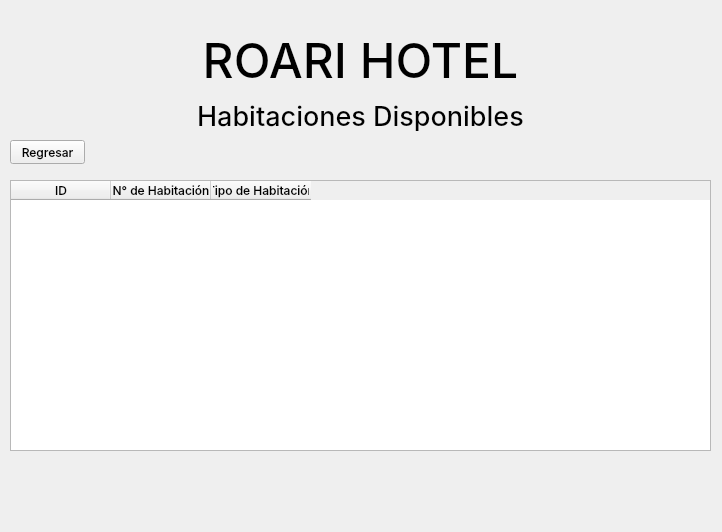
Old version of the form project1/views/ui/habitaciones_disponibles.ui in the repository Alex300VA24/projectHotel.
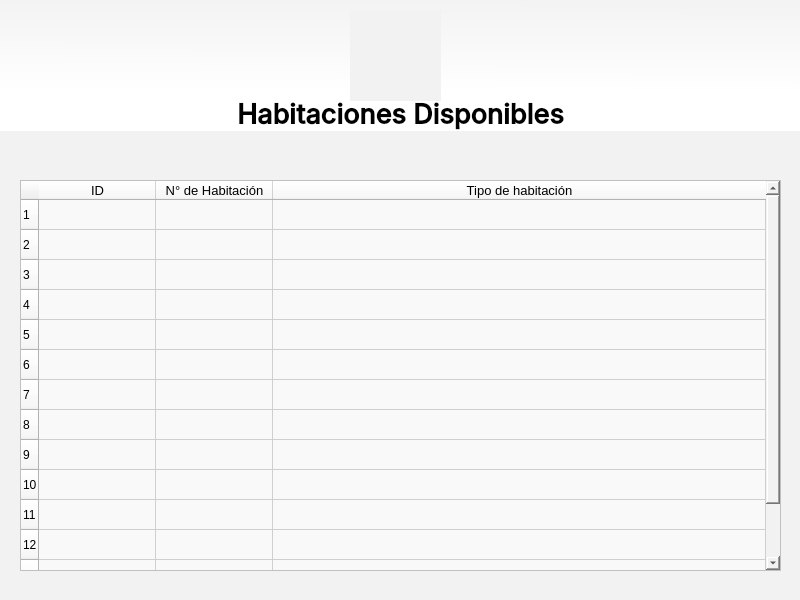
New version of the form. Icons and pictures are not drawn.

Patch:
```diff
--- a/project1/views/ui/habitaciones_disponibles.ui
+++ b/project1/views/ui/habitaciones_disponibles.ui
@@ -6,74 +6,163 @@
    <rect>
     <x>0</x>
     <y>0</y>
-    <width>722</width>
-    <height>532</height>
+    <width>800</width>
+    <height>600</height>
    </rect>
   </property>
   <property name="windowTitle">
    <string>Form</string>
   </property>
-  <widget class="QLabel" name="label_2">
+  <property name="styleSheet">
+   <string notr="true">QWidget{
+	background-color: rgb(242, 242, 242);
+}</string>
+  </property>
+  <widget class="QLabel" name="label_3">
    <property name="geometry">
     <rect>
      <x>0</x>
-     <y>20</y>
-     <width>721</width>
-     <height>81</height>
-    </rect>
-   </property>
-   <property name="font">
-    <font>
-     <family>Inter Medium</family>
-     <pointsize>36</pointsize>
-     <italic>false</italic>
-    </font>
-   </property>
-   <property name="text">
-    <string>ROARI HOTEL</string>
-   </property>
-   <property name="alignment">
-    <set>Qt::AlignCenter</set>
-   </property>
-  </widget>
-  <widget class="QLabel" name="label">
-   <property name="geometry">
-    <rect>
-     <x>0</x>
-     <y>100</y>
-     <width>721</width>
-     <height>31</height>
+     <y>-10</y>
+     <width>801</width>
+     <height>141</height>
     </rect>
    </property>
    <property name="font">
     <font>
      <family>Inter Medium</family>
      <pointsize>20</pointsize>
+     <bold>true</bold>
     </font>
    </property>
+   <property name="mouseTracking">
+    <bool>false</bool>
+   </property>
+   <property name="styleSheet">
+    <string notr="true">background-color: qlineargradient(spread:pad, x1:0.514, y1:0.0343182, x2:0.500554, y2:0.727, stop:0 rgba(242, 242, 242, 255), stop:1 rgba(255, 255, 255, 255));</string>
+   </property>
    <property name="text">
     <string>Habitaciones Disponibles</string>
    </property>
    <property name="alignment">
-    <set>Qt::AlignCenter</set>
+    <set>Qt::AlignBottom|Qt::AlignHCenter</set>
    </property>
   </widget>
-  <widget class="QTableWidget" name="table_historial">
+  <widget class="QLabel" name="label_6">
    <property name="geometry">
     <rect>
-     <x>10</x>
+     <x>350</x>
+     <y>10</y>
+     <width>91</width>
+     <height>91</height>
+    </rect>
+   </property>
+   <property name="text">
+    <string/>
+   </property>
+   <property name="pixmap">
+    <pixmap>../../resources/images/logo.jpg</pixmap>
+   </property>
+   <property name="scaledContents">
+    <bool>true</bool>
+   </property>
+  </widget>
+  <widget class="QPushButton" name="btn_regresar">
+   <property name="geometry">
+    <rect>
+     <x>20</x>
+     <y>140</y>
+     <width>31</width>
+     <height>24</height>
+    </rect>
+   </property>
+   <property name="font">
+    <font>
+     <family>Inter Medium</family>
+    </font>
+   </property>
+   <property name="styleSheet">
+    <string notr="true">QPushButton {
+    border: none;
+    background: transparent;
+    padding: 0;
+}
+
+QPushButton:hover {
+    background: transparent;
+}
+
+QPushButton:pressed {
+    background: transparent;
+}
+</string>
+   </property>
+   <property name="text">
+    <string/>
+   </property>
+   <property name="icon">
+    <iconset>
+     <normaloff>../../resources/images/icons/boton-volver.png</normaloff>../../resources/images/icons/boton-volver.png</iconset>
+   </property>
+   <property name="iconSize">
+    <size>
+     <width>24</width>
+     <height>24</height>
+    </size>
+   </property>
+  </widget>
+  <widget class="QTableWidget" name="table_historial_2">
+   <property name="geometry">
+    <rect>
+     <x>20</x>
      <y>180</y>
-     <width>701</width>
-     <height>271</height>
+     <width>761</width>
+     <height>391</height>
     </rect>
    </property>
+   <property name="font">
+    <font>
+     <family>Tahoma</family>
+     <pointsize>10</pointsize>
+     <bold>true</bold>
+    </font>
+   </property>
+   <property name="styleSheet">
+    <string notr="true">background-color: #F9F9F9; /* Fondo del encabezado */</string>
+   </property>
+   <property name="rowCount">
+    <number>14</number>
+   </property>
+   <attribute name="horizontalHeaderCascadingSectionResizes">
+    <bool>true</bool>
+   </attribute>
+   <attribute name="horizontalHeaderDefaultSectionSize">
+    <number>117</number>
+   </attribute>
+   <attribute name="horizontalHeaderStretchLastSection">
+    <bool>true</bool>
+   </attribute>
+   <row/>
+   <row/>
+   <row/>
+   <row/>
+   <row/>
+   <row/>
+   <row/>
+   <row/>
+   <row/>
+   <row/>
+   <row/>
+   <row/>
+   <row/>
+   <row/>
    <column>
     <property name="text">
      <string>ID</string>
     </property>
     <property name="font">
      <font>
-      <family>Inter Medium</family>
+      <family>Tahoma</family>
+      <pointsize>10</pointsize>
      </font>
     </property>
    </column>
@@ -83,39 +172,23 @@
     </property>
     <property name="font">
      <font>
-      <family>Inter Medium</family>
+      <family>Tahoma</family>
+      <pointsize>10</pointsize>
      </font>
     </property>
    </column>
    <column>
     <property name="text">
-     <string>Tipo de Habitación</string>
+     <string>Tipo de habitación</string>
     </property>
     <property name="font">
      <font>
-      <family>Inter Medium</family>
+      <family>Tahoma</family>
+      <pointsize>10</pointsize>
      </font>
     </property>
    </column>
   </widget>
-  <widget class="QPushButton" name="btn_regresar">
-   <property name="geometry">
-    <rect>
-     <x>10</x>
-     <y>140</y>
-     <width>75</width>
-     <height>24</height>
-    </rect>
-   </property>
-   <property name="font">
-    <font>
-     <family>Inter Medium</family>
-    </font>
-   </property>
-   <property name="text">
-    <string>Regresar</string>
-   </property>
-  </widget>
  </widget>
  <resources/>
  <connections/>
```
